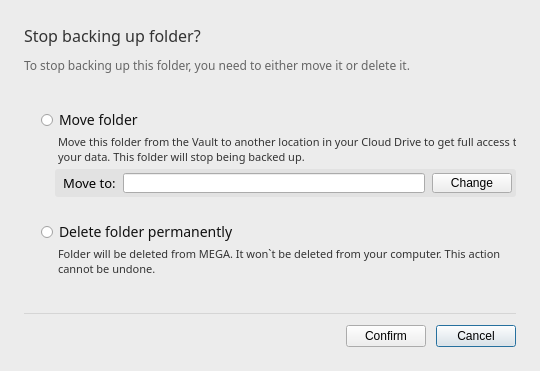
Before: the Qt Designer form src/MEGASync/gui/macx/RemoveBackupDialog.ui in meganz/MEGAsync, drawn with Qt 5.
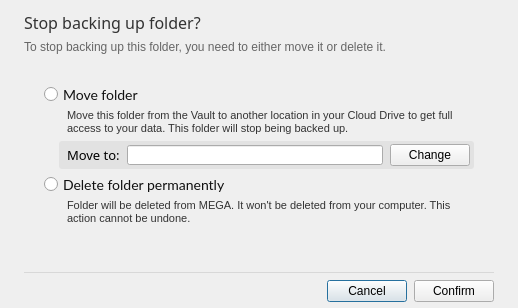
After: the same form once the commit is applied.

Commit message: Fix build issues and UI style RemoveBackupDialog macOS

```diff
--- a/src/MEGASync/gui/macx/RemoveBackupDialog.ui
+++ b/src/MEGASync/gui/macx/RemoveBackupDialog.ui
@@ -6,13 +6,13 @@
    <rect>
     <x>0</x>
     <y>0</y>
-    <width>540</width>
-    <height>351</height>
+    <width>653</width>
+    <height>362</height>
    </rect>
   </property>
   <property name="minimumSize">
    <size>
-    <width>536</width>
+    <width>0</width>
     <height>0</height>
    </size>
   </property>
@@ -20,34 +20,27 @@
    <string>Remove backup</string>
   </property>
   <property name="styleSheet">
-   <string notr="true">QDialog{
-background-color:#ECECEC;
-}
-
-QRadioButton::indicator{
-width: 13px;
-height: 13px;
-}
-QLabel
-{
-font-family:Lato Regular;
-}</string>
+   <string notr="true"/>
   </property>
+  <layout class="QVBoxLayout" name="verticalLayout_4">
+   <property name="sizeConstraint">
+    <enum>QLayout::SetFixedSize</enum>
+   </property>
+   <property name="leftMargin">
+    <number>24</number>
+   </property>
+   <property name="rightMargin">
+    <number>24</number>
+   </property>
+   <property name="bottomMargin">
+    <number>6</number>
+   </property>
+   <item>
+    <layout class="QVBoxLayout" name="verticalLayout_3">
+     <item>
   <layout class="QVBoxLayout" name="verticalLayout">
    <property name="spacing">
-    <number>10</number>
-   </property>
-   <property name="leftMargin">
-    <number>24</number>
-   </property>
-   <property name="topMargin">
-    <number>24</number>
-   </property>
-   <property name="rightMargin">
-    <number>24</number>
-   </property>
-   <property name="bottomMargin">
-    <number>24</number>
+        <number>-1</number>
    </property>
    <item>
     <widget class="QLabel" name="lTitle">
@@ -74,29 +67,38 @@
      <property name="text">
       <string>To stop backing up this folder, you need to either move it or delete it.</string>
      </property>
-    </widget>
+         <property name="wordWrap">
+          <bool>true</bool>
+         </property>
+        </widget>
+       </item>
+      </layout>
    </item>
    <item>
     <layout class="QVBoxLayout" name="verticalLayout_2">
      <property name="spacing">
-      <number>4</number>
+        <number>-1</number>
      </property>
      <property name="leftMargin">
-      <number>16</number>
+        <number>20</number>
      </property>
      <property name="topMargin">
       <number>25</number>
      </property>
+       <property name="rightMargin">
+        <number>20</number>
+       </property>
      <property name="bottomMargin">
-      <number>25</number>
+        <number>0</number>
      </property>
      <item>
       <widget class="QRadioButton" name="rMoveFolder">
        <property name="styleSheet">
-        <string notr="true">*{
-font-family:Lato Medium;
-font-size:14px;
-color:#111111;
+          <string notr="true">#rMoveFolder{
+  color: #111111;
+  font-family: Lato;
+  font-size: 14px;
+  spacing: 5px;
 }</string>
        </property>
        <property name="text">
@@ -106,16 +108,24 @@
      </item>
      <item>
       <widget class="QLabel" name="lMoveFolder">
+         <property name="minimumSize">
+          <size>
+           <width>430</width>
+           <height>0</height>
+          </size>
+         </property>
        <property name="styleSheet">
         <string notr="true">QLabel{
 font-size:11px;
 color: #333333;
-padding-left:15px;
+padding-left:20px;
 }</string>
        </property>
        <property name="text">
-        <string>Move this folder from the Vault to another location in your Cloud Drive to get full access to
-your data. This folder will stop being backed up.</string>
+          <string>Move this folder from the Vault to another location in your Cloud Drive to get full access to your data. This folder will stop being backed up.</string>
+         </property>
+         <property name="wordWrap">
+          <bool>true</bool>
        </property>
       </widget>
      </item>
@@ -206,13 +216,13 @@
             <property name="minimumSize">
              <size>
               <width>0</width>
-              <height>20</height>
+                <height>0</height>
              </size>
             </property>
             <property name="maximumSize">
              <size>
               <width>16777215</width>
-              <height>20</height>
+                <height>16777215</height>
              </size>
             </property>
             <property name="text">
@@ -225,29 +235,14 @@
        </item>
       </layout>
      </item>
-     <item>
-      <spacer name="verticalSpacer">
-       <property name="orientation">
-        <enum>Qt::Vertical</enum>
-       </property>
-       <property name="sizeType">
-        <enum>QSizePolicy::Fixed</enum>
-       </property>
-       <property name="sizeHint" stdset="0">
-        <size>
-         <width>10</width>
-         <height>20</height>
-        </size>
-       </property>
-      </spacer>
-     </item>
      <item>
       <widget class="QRadioButton" name="rDeleteFolder">
        <property name="styleSheet">
-        <string notr="true">*{
-font-family:Lato Medium;
-font-size:14px;
-color:#111111;
+          <string notr="true">#rDeleteFolder{
+  color: #111111;
+  font-family: Lato;
+  font-size: 14px;
+  spacing: 5px;
 }</string>
        </property>
        <property name="text">
@@ -257,18 +252,41 @@
      </item>
      <item>
       <widget class="QLabel" name="lDeleteFolder">
+         <property name="minimumSize">
+          <size>
+           <width>430</width>
+           <height>0</height>
+          </size>
+         </property>
        <property name="styleSheet">
         <string notr="true">QLabel{
 font-size:11px;
 color: #333333;
-padding-left:15px;
+padding-left:20px;
 }</string>
        </property>
        <property name="text">
-        <string>Folder will be deleted from MEGA. It won`t be deleted from your computer. This action
-cannot be undone.</string>
-       </property>
-      </widget>
+          <string>Folder will be deleted from MEGA. It won't be deleted from your computer. This action cannot be undone.</string>
+         </property>
+         <property name="wordWrap">
+          <bool>true</bool>
+         </property>
+        </widget>
+       </item>
+       <item>
+        <spacer name="verticalSpacer">
+         <property name="orientation">
+          <enum>Qt::Vertical</enum>
+         </property>
+         <property name="sizeHint" stdset="0">
+          <size>
+           <width>20</width>
+           <height>40</height>
+          </size>
+         </property>
+        </spacer>
+       </item>
+      </layout>
      </item>
     </layout>
    </item>
@@ -290,7 +308,7 @@
    <item>
     <layout class="QHBoxLayout" name="horizontalLayout_2">
      <property name="spacing">
-      <number>10</number>
+      <number>7</number>
      </property>
      <property name="bottomMargin">
       <number>0</number>
@@ -308,23 +326,26 @@
        </property>
       </spacer>
      </item>
-     <item>
-      <widget class="QPushButton" name="bConfirm">
-       <property name="text">
-        <string>Confirm</string>
-       </property>
-      </widget>
-     </item>
      <item>
       <widget class="QPushButton" name="bCancel">
        <property name="text">
         <string>Cancel</string>
        </property>
+       <property name="autoDefault">
+        <bool>false</bool>
+       </property>
        <property name="default">
         <bool>true</bool>
        </property>
       </widget>
      </item>
+     <item>
+      <widget class="QPushButton" name="bConfirm">
+       <property name="text">
+        <string>Confirm</string>
+       </property>
+      </widget>
+     </item>
     </layout>
    </item>
   </layout>
```
Left out of the diff: 5 changed lines with no effect on the pictures. Lines whose indentation alone changed are shown as unchanged. The commit also changes 1 other file.
